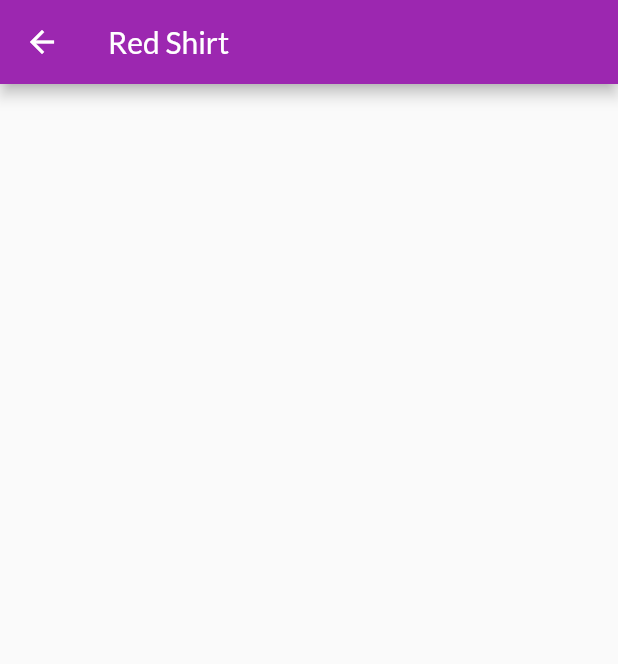
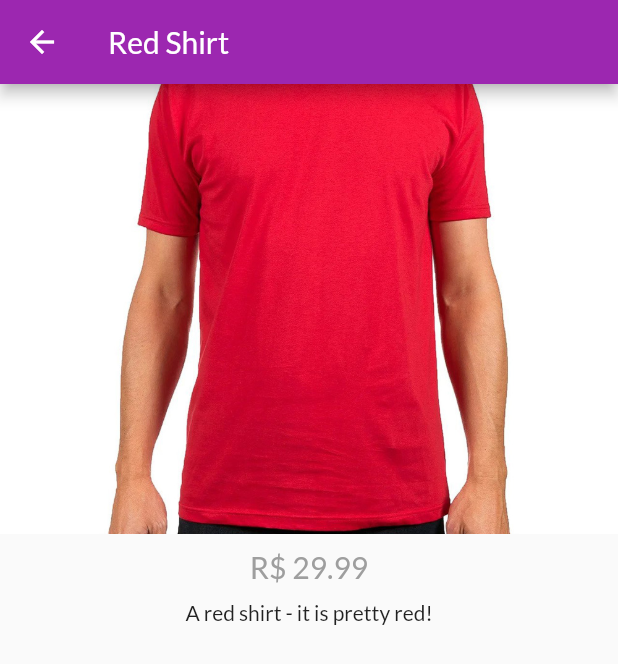
Before and after one commit to Shynjy/app_myshop, a Flutter app: the ProductDetailScreen screen opened directly with sample values from the repository, on a phone screen of 412 x 824 dp. Shown: the top 664 px of the screen. Run offline on Flutter 3.47's test engine with Material 2 defaults, Android fonts, the phone set to English and light mode, and no system bars.

Commit message:
update app

```diff
--- a/lib/data/dummy_data.dart
+++ b/lib/data/dummy_data.dart
@@ -6,30 +6,27 @@ final List<Product> DUMMY_PRODUCTS = [
     title: 'Red Shirt',
     description: 'A red shirt - it is pretty red!',
     price: 29.99,
-    imageUrl:
-        'https://cdn.pixabay.com/photo/2016/10/02/22/17/red-t-shirt-1710578_1280.jpg',
+    imageUrl: 'assets/images/Red_Shirt.jpg',
   ),
   Product(
     id: 'p2',
     title: 'Trousers',
     description: 'A nice pair of trousers.',
     price: 59.99,
-    imageUrl:
-        'https://upload.wikimedia.org/wikipedia/commons/thumb/e/e8/Trousers%2C_dress_%28AM_1960.022-8%29.jpg/512px-Trousers%2C_dress_%28AM_1960.022-8%29.jpg',
+    imageUrl: 'assets/images/Trousers.jpg',
   ),
   Product(
     id: 'p3',
     title: 'Yellow Scarf',
     description: 'Warm and cozy - exactly what you need for the winter.',
     price: 19.99,
-    imageUrl: 'https://live.staticflickr.com/4043/4438260868_cc79b3369d_z.jpg',
+    imageUrl: 'assets/images/Yellow_Scarf.jpg',
   ),
   Product(
     id: 'p4',
     title: 'A Pan',
     description: 'Prepare any meal you want.',
     price: 49.99,
-    imageUrl:
-        'https://upload.wikimedia.org/wikipedia/commons/thumb/1/14/Cast-Iron-Pan.jpg/1024px-Cast-Iron-Pan.jpg',
+    imageUrl: 'assets/images/A_Pan.jpg',
   ),
 ];
--- a/lib/views/product_detail_screen.dart
+++ b/lib/views/product_detail_screen.dart
@@ -13,6 +13,41 @@ class ProductDetailScreen extends StatelessWidget {
       appBar: AppBar(
         title: Text(product.title),
       ),
+      body: SingleChildScrollView(
+        child: Column(
+          children: <Widget>[
+            Container(
+              height: 300,
+              width: double.infinity,
+              child: Image.asset(
+                product.imageUrl,
+                fit: BoxFit.cover,
+              ),
+            ),
+            SizedBox(
+              height: 10,
+            ),
+            Text(
+              'R\$ ${product.price}',
+              style: TextStyle(
+                color: Colors.grey,
+                fontSize: 20,
+              ),
+            ),
+            SizedBox(
+              height: 10,
+            ),
+            Container(
+              padding: EdgeInsets.symmetric(horizontal: 10),
+              width: double.infinity,
+              child: Text(
+                product.description,
+                textAlign: TextAlign.center,
+              ),
+            ),
+          ],
+        ),
+      ),
     );
   }
 }
--- a/lib/widgets/product_item.dart
+++ b/lib/widgets/product_item.dart
@@ -24,7 +24,7 @@ class ProductItem extends StatelessWidget {
               arguments: product,
             );
           },
-          child: Image.network(
+          child: Image.asset(
             product.imageUrl,
             fit: BoxFit.cover,
           ),
--- a/pubspec.yaml
+++ b/pubspec.yaml
@@ -46,9 +46,8 @@ flutter:
   uses-material-design: true
 
   # To add assets to your application, add an assets section, like this:
-  # assets:
-  #   - images/a_dot_burr.jpeg
-  #   - images/a_dot_ham.jpeg
+  assets:
+    - assets/images/
 
   # An image asset can refer to one or more resolution-specific "variants", see
   # https://flutter.dev/assets-and-images/#resolution-aware.
```
Also changed, not shown: assets/images/A_Pan.jpg (added), assets/images/Red_Shirt.jpg (added), assets/images/Trousers.jpg (added), assets/images/Yellow_Scarf.jpg (added), pubspec.lock.
